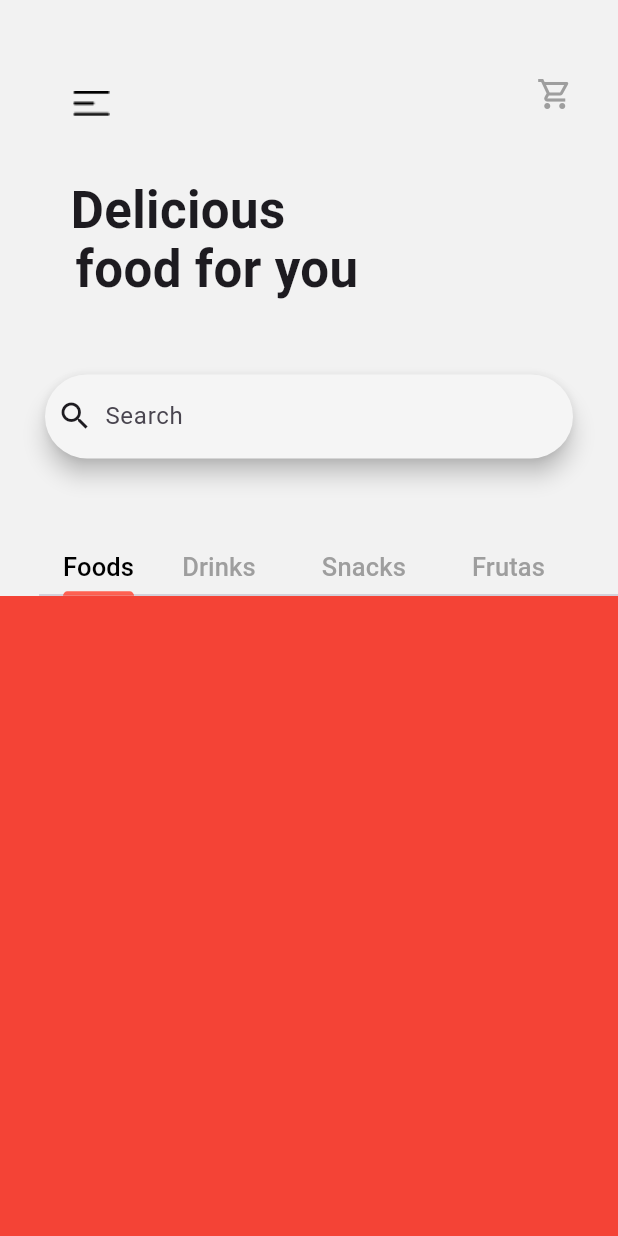
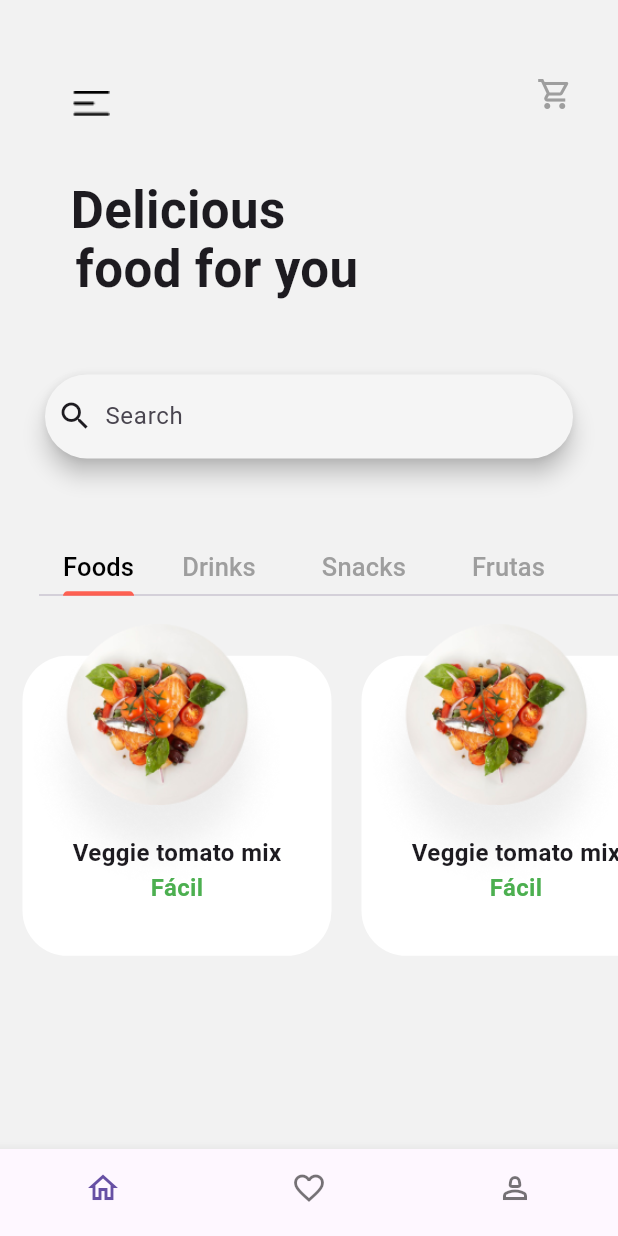
Before and after one commit to ArtthSilva/food_delivery, a Flutter app: the HomePage screen opened directly, on a phone screen of 412 x 824 dp. Run offline on Flutter 3.47's test engine with Material 3 defaults, Android fonts, the phone set to English and light mode, and no system bars; our stand-ins replace firebase_auth, firebase_core, flutter_modular, flutter_zoom_drawer, google_fonts; accounts and stored records are empty; generated files the repository leaves out were written again.

Commit message:
feat: add card product widget

```diff
--- a/lib/src/modules/home/ui/pages/home_page.dart
+++ b/lib/src/modules/home/ui/pages/home_page.dart
@@ -1,5 +1,6 @@
 import 'package:flutter/material.dart';
 import 'package:flutter_zoom_drawer/flutter_zoom_drawer.dart';
+import 'package:food_delivery/src/modules/home/ui/widgets/card_product.dart';
 import 'package:google_fonts/google_fonts.dart';
 
 class HomePage extends StatefulWidget {
@@ -21,8 +22,7 @@ class _HomePageState extends State<HomePage> with TickerProviderStateMixin{
   @override
   Widget build(BuildContext context) {
     return Scaffold(
-      backgroundColor: const Color.fromRGBO(242, 242, 242, 1),
-      body: SafeArea(
+       body: SafeArea(
         child: Stack(children: [
           Align(
             alignment: const Alignment(-0.75, -0.85),
@@ -128,12 +128,25 @@ class _HomePageState extends State<HomePage> with TickerProviderStateMixin{
                       child: TabBarView(
                     controller: tabController,
                     children: [
-                      Container(color: Colors.red,),
-                      Container(color: Colors.green,),
-                      Container(color: Colors.blue,),
-                      Container(color: Colors.orange,),
+                      ListView(
+                        scrollDirection: Axis.horizontal,
+                        children: [
+                          CardProduct(),CardProduct(),CardProduct(),]),
+                          Container(color: Colors.green,),
+                          Container(color: Colors.blue,),
+                          Container(color: Colors.orange,),
+
+
                     ],
-                  ))
+                  )),
+                  BottomNavigationBar(
+                    showSelectedLabels: false,
+                    showUnselectedLabels: false,
+                    items: const [
+                    BottomNavigationBarItem(icon: Icon(Icons.home_outlined), label: 'asda'),
+                    BottomNavigationBarItem(icon: Icon(Icons.favorite_border),label: 'asdsa'),
+                    BottomNavigationBarItem(icon: Icon(Icons.person_2_outlined),label: 'dasda'),
+                  ])
                 ],
               ),
             ),
--- /dev/null
+++ b/lib/src/modules/home/ui/widgets/card_product.dart
@@ -0,0 +1,54 @@
+import 'package:flutter/material.dart';
+import 'package:google_fonts/google_fonts.dart';
+
+class CardProduct extends StatelessWidget {
+  const CardProduct({super.key});
+
+  @override
+  Widget build(BuildContext context) {
+    return Padding(
+      padding: const EdgeInsets.only(left:15,right:5),
+      child: Stack(
+        children: [
+          Padding(
+            padding: const EdgeInsets.only(top: 40),
+            child: Container(
+               width: MediaQuery.sizeOf(context).width / 2,
+              height: 200,
+              decoration: BoxDecoration(
+                  color: Colors.white, borderRadius: BorderRadius.circular(30)),
+              child: Column(
+                children: [
+                  const SizedBox(
+                    height: 120,
+                  ),
+                  Center(
+                      child: Text(
+                    'Veggie tomato mix',
+                    style: GoogleFonts.balooTamma2(
+                      fontWeight: FontWeight.w600,
+                       fontSize: 16,
+                    ),
+                  )),
+                  Center(
+                      child: Text(
+                    'Fácil',
+                    style: GoogleFonts.balooTamma2(
+                      fontWeight: FontWeight.w600,
+                       fontSize: 16,
+                       color: Colors.green
+                    ),
+                  )),
+                ],
+              ),
+            ),
+          ),
+          Align(
+            alignment: const Alignment(-1, -0.8),
+            child: Image.asset('assets/images/food-img1.png', height: 180,),
+          )
+        ],
+      ),
+    );
+  }
+}
```
Also changed, not shown: assets/images/food-img1.png (added).
